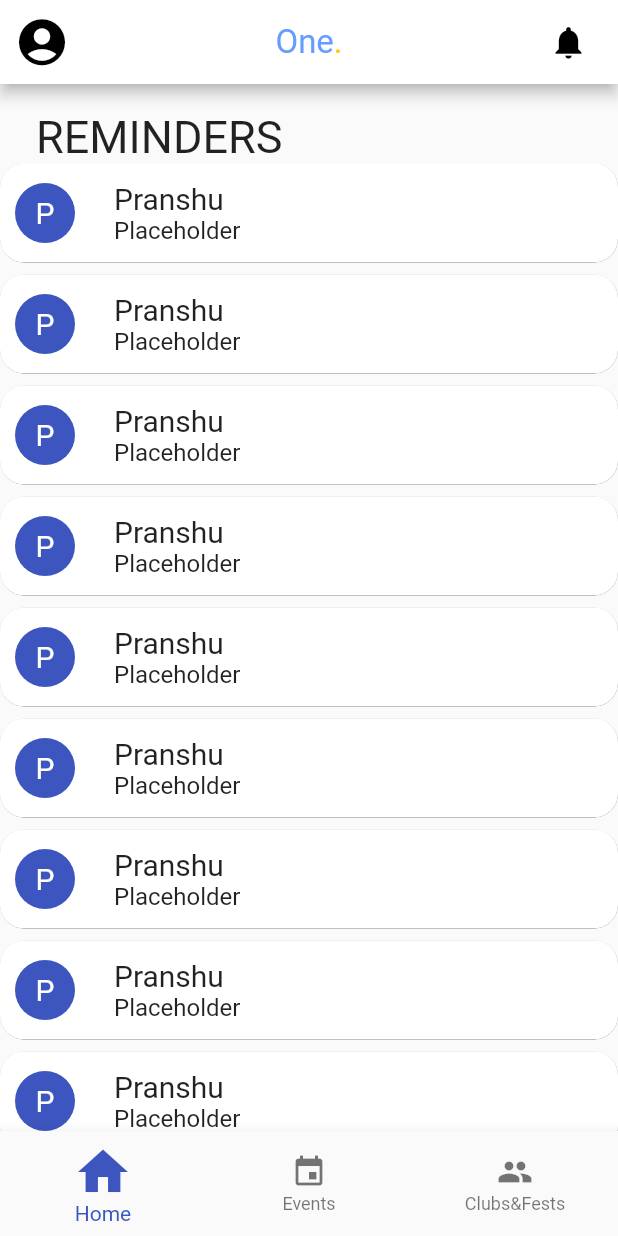
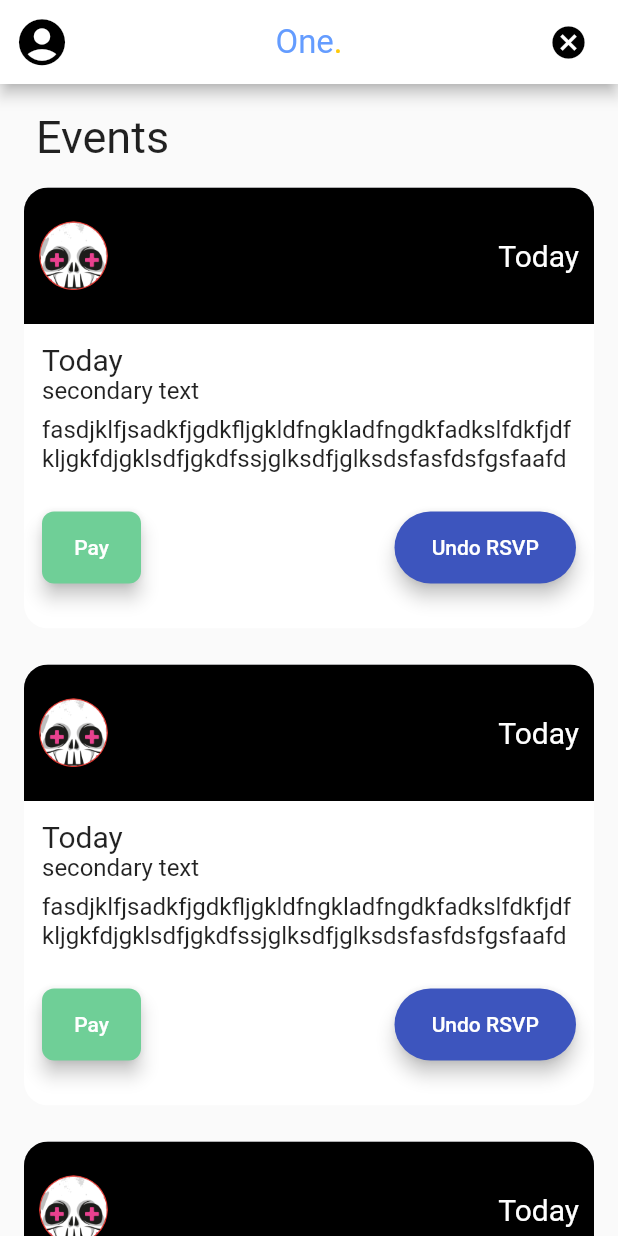
Before and after one commit to PranshuPandya/event_schedular, a Flutter app: the screen it shows after launch, on a phone screen of 412 x 824 dp. Run offline on Flutter 3.47's test engine with Material 2 defaults, Android fonts, the phone set to English and light mode, and no system bars.

Commit message:
Events_screen added

```diff
--- /dev/null
+++ b/lib/components/eventboxes.dart
@@ -0,0 +1,167 @@
+import 'package:event_schedular/components/rounded_button.dart';
+import 'package:event_schedular/services/constants.dart';
+import 'package:flutter/material.dart';
+
+class EventBoxes extends StatelessWidget {
+  const EventBoxes(
+      {Key? key, required this.groupName, required this.placeholder})
+      : super(key: key);
+  final String groupName;
+  final String placeholder;
+  @override
+  Widget build(BuildContext context) {
+    return GestureDetector(
+      onTap: () {
+        // Navigator.push(
+        //   context,
+        //   MaterialPageRoute(
+        //       builder: (context) => GroupMemberScreen(
+        //             groupName: groupName,
+        //           )),
+        // );
+      },
+      child: Column(
+        crossAxisAlignment: CrossAxisAlignment.start,
+        children: [
+          Padding(
+            padding: const EdgeInsets.only(
+              left: 16,
+              right: 16,
+              top: 16,
+            ),
+            child: ClipRRect(
+              borderRadius: const BorderRadius.only(
+                topLeft: Radius.circular(16),
+                topRight: Radius.circular(16),
+              ),
+              child: Container(
+                decoration: keventBoxUpBoxDecoration,
+                child: Row(
+                  mainAxisAlignment: MainAxisAlignment.spaceBetween,
+                  children: [
+                    Padding(
+                      padding: const EdgeInsets.only(
+                          left: 10.0, top: 21.0, bottom: 21.0),
+                      child: ClipRRect(
+                        borderRadius: BorderRadius.circular(100),
+                        child: Image.asset(
+                          'images/demo1.png',
+                          height: 46.0,
+                          width: 46.0,
+                        ),
+                      ),
+                    ),
+                    Padding(
+                      padding: const EdgeInsetsDirectional.only(
+                        end: 10.0,
+                        top: 34.0,
+                        bottom: 34.0,
+                      ),
+                      child: Text(
+                        groupName,
+                        style: const TextStyle(
+                          fontSize: 20.0,
+                          color: Colors.white,
+                        ),
+                      ),
+                    ),
+                  ],
+                ),
+              ),
+            ),
+          ),
+          Padding(
+            padding: const EdgeInsets.only(
+              left: 16,
+              right: 16,
+            ),
+            child: ClipRRect(
+              borderRadius: const BorderRadius.only(
+                bottomLeft: Radius.circular(16),
+                bottomRight: Radius.circular(16),
+              ),
+              child: Container(
+                constraints:
+                    BoxConstraints(minWidth: MediaQuery.of(context).size.width),
+                decoration: keventBoxDownBoxDecoration,
+                child: Column(
+                  crossAxisAlignment: CrossAxisAlignment.start,
+                  children: [
+                    Padding(
+                      padding: const EdgeInsetsDirectional.only(
+                        start: 12.0,
+                        end: 95.5,
+                        top: 12.0,
+                      ),
+                      child: Text(
+                        groupName,
+                        style: const TextStyle(
+                          fontSize: 20.0,
+                        ),
+                      ),
+                    ),
+                    Padding(
+                      padding: const EdgeInsetsDirectional.only(
+                          start: 12.0, end: 95.5, bottom: 7.0),
+                      child: Text(
+                        placeholder,
+                        style: const TextStyle(
+                          fontSize: 16.0,
+                        ),
+                      ),
+                    ),
+                    const Padding(
+                      padding: EdgeInsetsDirectional.only(
+                        start: 12.0,
+                        end: 12,
+                      ),
+                      child: Text(
+                        "fasdjklfjsadkfjgdkfljgkldfngkladfngdkfadkslfdkfjdfkljgkfdjgklsdfjgkdfssjglksdfjglksdsfasfdsfgsfaafd",
+                        style: TextStyle(
+                          fontSize: 16.0,
+                        ),
+                      ),
+                    ),
+                    Row(
+                        mainAxisAlignment: MainAxisAlignment.spaceBetween,
+                        children: [
+                          Padding(
+                            padding: const EdgeInsets.only(
+                                bottom: 14, left: 12, top: 10),
+                            child:  RoundedButton(
+                              text: 'Pay',
+                              onPressed: () {},
+                              colour: Color(0xff6FCF97),
+                              textColor: Colors.white,
+                              fontSize: 14,
+                              radius: 8,
+                              height: 36,
+                              width: 66,
+                            )
+                          ),
+                          Padding(
+                            padding: const EdgeInsets.only(
+                                bottom: 14, right: 12, top: 10),
+                            child: RoundedButton(
+                              text: 'Undo RSVP',
+                              onPressed: () {},
+                              colour: Color(0xff3D55BE),
+                              textColor: Colors.white,
+                              fontSize: 14,
+                              radius: 100,
+                              height: 40,
+                              width: 121,
+
+                            )
+                          ),
+                        ])
+                  ],
+                ),
+              ),
+            ),
+          ),
+        ],
+      ),
+    );
+  }
+}
--- /dev/null
+++ b/lib/components/rounded_button.dart
@@ -0,0 +1,37 @@
+import 'package:flutter/material.dart';
+
+class RoundedButton extends StatelessWidget {
+  RoundedButton({this.text, this.colour, this.onPressed, this.textColor, required this.fontSize, required this.radius, required this.height, required this.width});
+  final String? text;
+  final Color? colour;
+  final VoidCallback? onPressed;
+  final Color? textColor;
+  final double? fontSize ;
+  final double? radius;
+  final double? height;
+  final double? width;
+  @override
+  Widget build(BuildContext context) {
+    return Padding(
+      padding: EdgeInsets.symmetric(vertical: 16.0),
+      child: Material(
+        elevation: 5.0,
+        color: colour,
+        borderRadius: BorderRadius.circular(radius!),
+        child: MaterialButton(
+          onPressed: onPressed,
+          minWidth: width,
+          height: height,
+          child: Text(
+            text.toString(),
+            style: TextStyle(
+              color: textColor,
+              fontSize: fontSize
+            ),
+
+          ),
+        ),
+      ),
+    );
+  }
+}
--- a/lib/main.dart
+++ b/lib/main.dart
@@ -1,4 +1,6 @@
+import 'package:event_schedular/screens/event_screen.dart';
 import 'package:event_schedular/screens/homescreen.dart';
+import 'package:event_schedular/screens/landing_page.dart';
 import 'package:event_schedular/screens/reminders_screen.dart';
 import 'package:flutter/material.dart';
 
@@ -16,7 +18,7 @@ class MyApp extends StatelessWidget {
       theme: ThemeData(
         primarySwatch: Colors.blue,
       ),
-      home: HomeScreen(),
+      home: EventScreen(),
     );
   }
 }
--- /dev/null
+++ b/lib/screens/event_screen.dart
@@ -0,0 +1,117 @@
+import 'package:event_schedular/components/eventboxes.dart';
+import 'package:event_schedular/services/constants.dart';
+import 'package:flutter/material.dart';
+
+import '../components/eventboxes.dart';
+
+class EventScreen extends StatefulWidget {
+  static const String id = 'reminder_screen';
+
+  @override
+  _EventScreenState createState() => _EventScreenState();
+}
+
+class _EventScreenState extends State<EventScreen> {
+  @override
+  void initState() {
+    super.initState();
+  }
+
+  int _selectedIndex = 0;
+
+  @override
+  Widget build(BuildContext context) {
+    return Scaffold(
+      appBar: AppBar(
+        leading: Builder(
+          builder: (context) => IconButton(
+            onPressed: () {},
+            icon: kaccount,
+          ),
+        ),
+        actions: <Widget>[
+          Padding(
+            padding: const EdgeInsets.only(right: 20.0),
+            child: GestureDetector(
+              onTap: () {},
+              child: const Icon(
+                Icons.cancel,
+                size: 26.0,
+                color: Colors.black,
+              ),
+            ),
+          ),
+        ],
+        title: RichText(
+          text: ktextSpanOne,
+        ),
+        backgroundColor: Colors.white,
+        centerTitle: true,
+      ),
+      body: Column(
+        crossAxisAlignment: CrossAxisAlignment.start,
+        children: const [
+          Padding(
+            padding: EdgeInsets.only(top: 18.0, left: 24.0),
+            child: Text(
+              'Events',
+              style: TextStyle(
+                fontSize: 30,
+              ),
+              textAlign: TextAlign.left,
+            ),
+          ),
+          Expanded(child: AllEvents(event: "")),
+        ],
+      ),
+    );
+  }
+
+  void _onItemTapped(int index) {
+    setState(() {
+      _selectedIndex = index;
+    });
+  }
+}
+
+class AllEvents extends StatelessWidget {
+  const AllEvents({Key? key, this.event}) : super(key: key);
+  final String? event;
+
+  @override
+  Widget build(BuildContext context) {
+    const eventBox = EventBoxes(
+      groupName: "Today",
+      placeholder: 'secondary text',
+    );
+    List<EventBoxes> eventBoxes = [eventBox];
+
+    eventBoxes.add(eventBox);
+    eventBoxes.add(eventBox);
+    eventBoxes.add(eventBox);
+    eventBoxes.add(eventBox);
+    eventBoxes.add(eventBox);
+    eventBoxes.add(eventBox);
+    eventBoxes.add(eventBox);
+    eventBoxes.add(eventBox);
+    eventBoxes.add(eventBox);
+    eventBoxes.add(eventBox);
+    eventBoxes.add(eventBox);
+    eventBoxes.add(eventBox);
+    eventBoxes.add(eventBox);
+    eventBoxes.add(eventBox);
+    eventBoxes.add(eventBox);
+    eventBoxes.add(eventBox);
+    return ListView.separated(
+      separatorBuilder: (context, index) {
+        return const SizedBox(
+          height: 8.0,
+        );
+      },
+      itemCount: eventBoxes.length,
+      itemBuilder: (context, index) {
+        return eventBoxes[index];
+      },
+    );
+  }
+}
--- a/lib/services/constants.dart
+++ b/lib/services/constants.dart
@@ -51,3 +51,11 @@ const keventRectangleBoxDecoration =
   BoxShadow(
       color: Color(0xff323247), offset: Offset(3.0, 6.0), blurRadius: 10.0),
 ]);
+
+const keventBoxUpBoxDecoration =
+    BoxDecoration(color: Colors.black, boxShadow: [
+  BoxShadow(
+      color: Color(0xff323247), offset: Offset(3.0, 6.0), blurRadius: 10.0),
+]);
+const keventBoxDownBoxDecoration =
+    BoxDecoration(color: Colors.white, );
```
Also changed, not shown: lib/screens/landing_page.dart (added, +203 -0 lines), images/cardimage.jpeg (added), images/demo1.png (added), images/image_event.jpeg (added).
